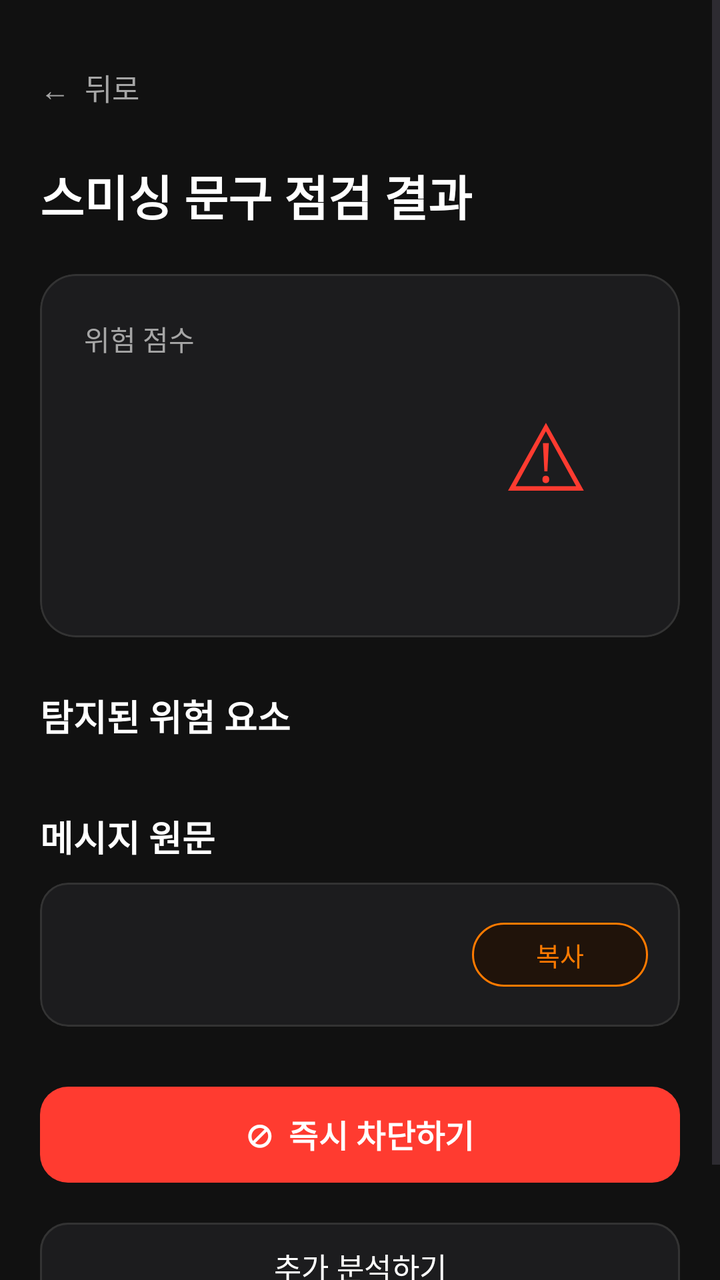
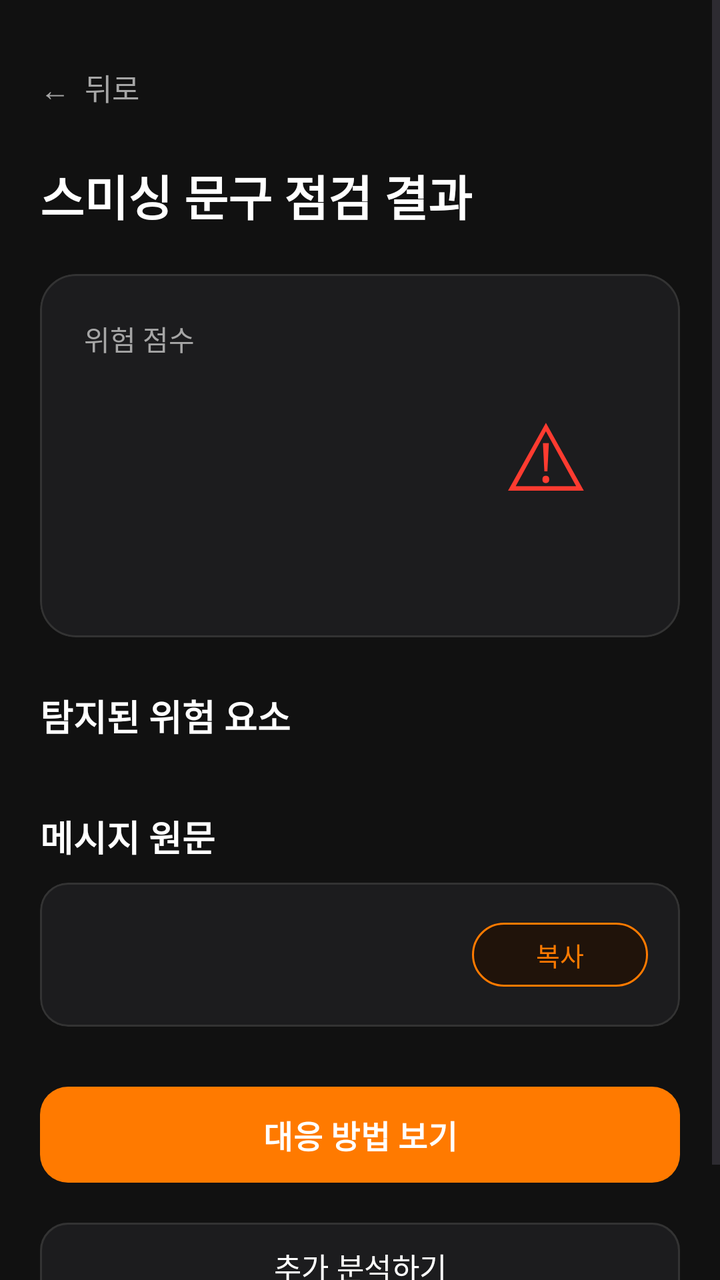

Compare the two renders of this Android layout. The source of the first and the diff that turns it into the second are given below.
<!-- AndroidManifest.xml: application theme Theme.GURU2SwuperDefense -->
<!-- res/layout/fragment_smishing_result.xml -->
<?xml version="1.0" encoding="utf-8"?>
<ScrollView
    xmlns:android="http://schemas.android.com/apk/res/android"
    xmlns:app="http://schemas.android.com/apk/res-auto"
    android:layout_width="match_parent"
    android:layout_height="match_parent"
    android:background="@color/app_background"
    android:fillViewport="true">

    <LinearLayout
        android:layout_width="match_parent"
        android:layout_height="wrap_content"
        android:orientation="vertical"
        android:padding="20dp">

        <TextView
            android:id="@+id/btnBack"
            android:layout_width="wrap_content"
            android:layout_height="48dp"
            android:gravity="center_vertical"
            android:text="←  뒤로"
            android:textColor="@color/text_secondary"
            android:textSize="15sp" />

        <TextView
            android:layout_width="match_parent"
            android:layout_height="wrap_content"
            android:layout_marginTop="12dp"
            android:text="스미싱 문구 점검 결과"
            android:textColor="@color/text_primary"
            android:textSize="24sp"
            android:textStyle="bold" />

        
        <com.google.android.material.card.MaterialCardView
            android:layout_width="match_parent"
            android:layout_height="wrap_content"
            android:layout_marginTop="22dp"
            app:cardBackgroundColor="@color/card_charcoal"
            app:cardCornerRadius="18dp"
            app:strokeColor="@color/card_border"
            app:strokeWidth="1dp">

            <LinearLayout
                android:layout_width="match_parent"
                android:layout_height="wrap_content"
                android:gravity="center_vertical"
                android:orientation="horizontal"
                android:padding="22dp">

                <LinearLayout
                    android:layout_width="0dp"
                    android:layout_height="wrap_content"
                    android:layout_weight="1"
                    android:orientation="vertical">

                    <TextView
                        android:layout_width="wrap_content"
                        android:layout_height="wrap_content"
                        android:text="위험 점수"
                        android:textColor="@color/text_secondary"
                        android:textSize="14sp" />

                    <TextView
                        android:id="@+id/tvRiskScore"
                        android:layout_width="wrap_content"
                        android:layout_height="wrap_content"
                        android:layout_marginTop="10dp"
                        android:textColor="@color/text_primary"
                        android:textSize="44sp"
                        android:textStyle="bold" />

                    <TextView
                        android:id="@+id/tvRiskBadge"
                        android:layout_width="wrap_content"
                        android:layout_height="wrap_content"
                        android:layout_marginTop="12dp"
                        android:paddingHorizontal="12dp"
                        android:paddingVertical="8dp"
                        android:textColor="@color/text_primary"
                        android:textSize="15sp"
                        android:textStyle="bold" />

                </LinearLayout>

                <TextView
                    android:id="@+id/tvRiskIcon"
                    android:layout_width="90dp"
                    android:layout_height="90dp"
                    android:gravity="center"
                    android:text="⚠"
                    android:textColor="@color/danger_red"
                    android:textSize="46sp" />

            </LinearLayout>

        </com.google.android.material.card.MaterialCardView>

        <TextView
            android:layout_width="match_parent"
            android:layout_height="wrap_content"
            android:layout_marginTop="26dp"
            android:text="탐지된 위험 요소"
            android:textColor="@color/text_primary"
            android:textSize="18sp"
            android:textStyle="bold" />

        <LinearLayout
            android:id="@+id/riskFactorContainer"
            android:layout_width="match_parent"
            android:layout_height="wrap_content"
            android:layout_marginTop="10dp"
            android:orientation="vertical" />

        <TextView
            android:layout_width="match_parent"
            android:layout_height="wrap_content"
            android:layout_marginTop="24dp"
            android:text="메시지 원문"
            android:textColor="@color/text_primary"
            android:textSize="18sp"
            android:textStyle="bold" />

        <com.google.android.material.card.MaterialCardView
            android:layout_width="match_parent"
            android:layout_height="wrap_content"
            android:layout_marginTop="10dp"
            app:cardBackgroundColor="@color/card_charcoal"
            app:cardCornerRadius="14dp"
            app:strokeColor="@color/card_border"
            app:strokeWidth="1dp">

            <LinearLayout
                android:layout_width="match_parent"
                android:layout_height="wrap_content"
                android:gravity="center_vertical"
                android:orientation="horizontal"
                android:padding="16dp">

                <TextView
                    android:id="@+id/tvOriginalMessage"
                    android:layout_width="0dp"
                    android:layout_height="wrap_content"
                    android:layout_weight="1"
                    android:textColor="@color/text_secondary"
                    android:textSize="14sp" />

                <com.google.android.material.button.MaterialButton
                    android:id="@+id/btnCopy"
                    android:layout_width="wrap_content"
                    android:layout_height="40dp"
                    android:layout_marginStart="10dp"
                    android:text="복사"
                    android:textColor="@color/orange_primary"
                    android:textSize="13sp"
                    app:backgroundTint="#20130A"
                    app:cornerRadius="20dp"
                    app:strokeColor="@color/orange_primary"
                    app:strokeWidth="1dp" />

            </LinearLayout>

        </com.google.android.material.card.MaterialCardView>

        <com.google.android.material.button.MaterialButton
            android:id="@+id/btnBlockNow"
            android:layout_width="match_parent"
            android:layout_height="56dp"
            android:layout_marginTop="26dp"
            android:text="⊘  즉시 차단하기"
            android:textColor="@color/text_primary"
            android:textSize="16sp"
            android:textStyle="bold"
            app:backgroundTint="@color/danger_red"
            app:cornerRadius="14dp" />

        <com.google.android.material.button.MaterialButton
            android:id="@+id/btnReanalyze"
            android:layout_width="match_parent"
            android:layout_height="52dp"
            android:layout_marginTop="12dp"
            android:layout_marginBottom="24dp"
            android:text="추가 분석하기"
            android:textColor="@color/text_primary"
            android:textSize="15sp"
            app:backgroundTint="@color/card_charcoal"
            app:cornerRadius="14dp"
            app:strokeColor="@color/card_border"
            app:strokeWidth="1dp" />

    </LinearLayout>

</ScrollView>
<!-- resources referenced by this layout -->
<resources>
  <color name="app_background">#111111</color>
  <color name="card_border">#333333</color>
  <color name="card_charcoal">#1C1C1E</color>
  <color name="danger_red">#FF3B30</color>
  <color name="orange_primary">#FF7A00</color>
  <color name="text_primary">#FFFFFF</color>
  <color name="text_secondary">#A6A6A6</color>
  <style name="Theme.GURU2SwuperDefense" parent="Base.Theme.GURU2SwuperDefense" />
  <style name="Base.Theme.GURU2SwuperDefense" parent="Theme.Material3.DayNight.NoActionBar">
          
          
      </style>
</resources>

<!-- the commit's change to res/layout/fragment_smishing_result.xml (unified diff, before → after) -->
@@ -163,15 +163,15 @@
         </com.google.android.material.card.MaterialCardView>
 
         <com.google.android.material.button.MaterialButton
-            android:id="@+id/btnBlockNow"
+            android:id="@+id/btnOpenResponseGuide"
             android:layout_width="match_parent"
             android:layout_height="56dp"
             android:layout_marginTop="26dp"
-            android:text="⊘  즉시 차단하기"
+            android:text="대응 방법 보기"
             android:textColor="@color/text_primary"
             android:textSize="16sp"
             android:textStyle="bold"
-            app:backgroundTint="@color/danger_red"
+            app:backgroundTint="@color/orange_primary"
             app:cornerRadius="14dp" />
 
         <com.google.android.material.button.MaterialButton
<!-- resource entries referenced after the edit -->
@@ -9,8 +9,10 @@
   <color name="text_secondary">#A6A6A6</color>
   <style name="Theme.GURU2SwuperDefense" parent="Base.Theme.GURU2SwuperDefense" />
   <style name="Base.Theme.GURU2SwuperDefense" parent="Theme.Material3.DayNight.NoActionBar">
-          
-          
+          <item name="android:statusBarColor">@android:color/black</item>
+          <item name="android:navigationBarColor">@android:color/black</item>
+          <item name="android:windowLightStatusBar">false</item>
+          <item name="android:windowLightNavigationBar" tools:targetApi="o_mr1">false</item>
       </style>
 </resources>
 
